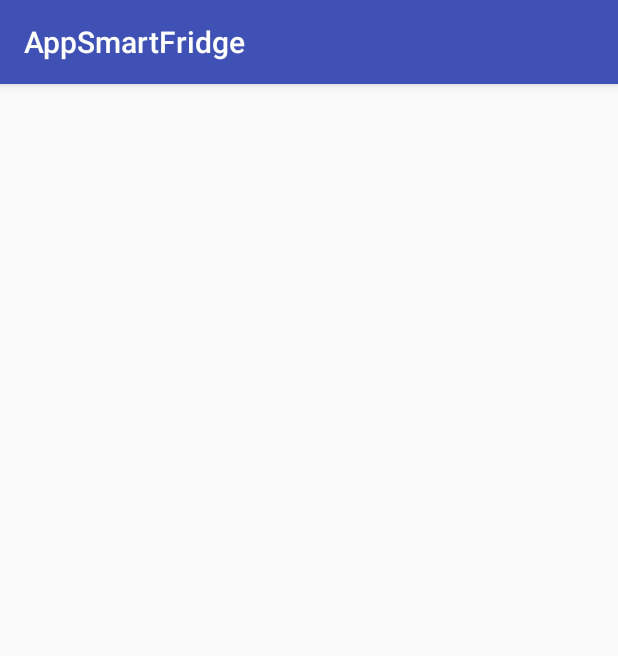
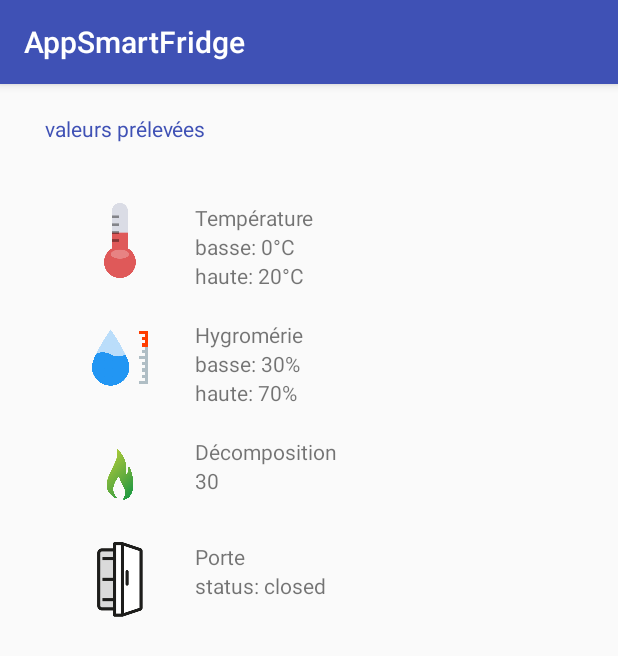
Before and after one commit to boucara/androidSmartfridge, an Android app: the ActivityCaracteristiques screen opened directly, with no data from a screen before it, on a phone screen of 412 x 824 dp. Shown: the top 656 px of the screen. Run offline under Robolectric (Android 15) with nearby library versions, the phone set to English and light mode, and no system bars.

Commit message:
carastéristique activity

```diff
--- a/app/build.gradle
+++ b/app/build.gradle
@@ -27,10 +27,10 @@ dependencies {
     androidTestCompile('com.android.support.test.espresso:espresso-core:2.2.2', {
         exclude group: 'com.android.support', module: 'support-annotations'
     })
+
     compile 'com.android.support:appcompat-v7:25.3.1'
     compile 'com.android.support.constraint:constraint-layout:1.0.2'
     compile 'com.android.support:design:25.3.1'
-
     compile 'com.squareup.retrofit2:retrofit:2.2.0'
     compile 'com.squareup.retrofit2:converter-gson:2.2.0'
     compile 'com.yahoo.mobile.client.android.util.rangeseekbar:rangeseekbar-library:0.1.0'
--- a/app/src/main/AndroidManifest.xml
+++ b/app/src/main/AndroidManifest.xml
@@ -4,6 +4,7 @@
 
     <uses-permission android:name="android.permission.INTERNET" />
     <uses-permission android:name="android.permission.ACCESS_NETWORK_STATE" />
+
     <application
         android:allowBackup="true"
         android:icon="@mipmap/ic_launcher"
@@ -43,8 +44,8 @@
         <activity android:name=".ActivityDecomposition" />
         <activity android:name=".ActivityPorte" />
         <activity android:name=".ActivityPeremption" />
-        <activity android:name=".ActivityHygrometrie"></activity>
+        <activity android:name=".ActivityHygrometrie" />
+        <activity android:name=".utils.ActivityDashboard"></activity>
     </application>
 
-
 </manifest>
--- /dev/null
+++ b/app/src/main/java/com/mbds/appsmartfridge/utils/ActivityDashboard.java
@@ -0,0 +1,15 @@
+package com.mbds.appsmartfridge.utils;
+
+import android.support.v7.app.AppCompatActivity;
+import android.os.Bundle;
+
+import com.mbds.appsmartfridge.R;
+
+public class ActivityDashboard extends AppCompatActivity {
+
+    @Override
+    protected void onCreate(Bundle savedInstanceState) {
+        super.onCreate(savedInstanceState);
+        setContentView(R.layout.activity_dashboard);
+    }
+}
--- a/app/src/main/res/layout/activity_caracteristiques.xml
+++ b/app/src/main/res/layout/activity_caracteristiques.xml
@@ -1,9 +1,134 @@
 <?xml version="1.0" encoding="utf-8"?>
-<android.support.constraint.ConstraintLayout xmlns:android="http://schemas.android.com/apk/res/android"
+<LinearLayout xmlns:android="http://schemas.android.com/apk/res/android"
     xmlns:app="http://schemas.android.com/apk/res-auto"
     xmlns:tools="http://schemas.android.com/tools"
     android:layout_width="match_parent"
     android:layout_height="match_parent"
-    tools:context="com.mbds.appsmartfridge.ActivityCaracteristiques">
+    tools:context="com.mbds.appsmartfridge.ActivityCaracteristiques"
+    android:orientation="vertical"
+    android:layout_marginLeft="30dp"
+    android:layout_marginRight="30dp">
 
-</android.support.constraint.ConstraintLayout>
+    <TextView
+        android:layout_width="wrap_content"
+        android:layout_height="wrap_content"
+        android:text="valeurs prélevées"
+        android:textColor="@color/colorPrimary"
+        android:layout_marginTop="20dp"/>
+    <LinearLayout
+        android:layout_width="wrap_content"
+        android:layout_height="wrap_content"
+        android:orientation="horizontal"
+        android:layout_marginTop="40dp">
+        <ImageView
+            android:layout_width="100dp"
+            android:layout_height="50dp"
+            android:src="@drawable/temp"/>
+        <LinearLayout
+            android:layout_width="wrap_content"
+            android:layout_height="wrap_content"
+            android:orientation="vertical">
+            <TextView
+                android:layout_width="wrap_content"
+                android:layout_height="wrap_content"
+                android:text="Température"
+                />
+            <TextView
+                android:layout_width="wrap_content"
+                android:layout_height="wrap_content"
+                android:text="basse: 0°C"/>
+            <TextView
+                android:layout_width="wrap_content"
+                android:layout_height="wrap_content"
+                android:text="haute: 20°C"/>
+        </LinearLayout>
+
+
+    </LinearLayout>
+    <LinearLayout
+        android:layout_width="wrap_content"
+        android:layout_height="wrap_content"
+        android:orientation="horizontal"
+        android:layout_marginTop="20dp">
+        <ImageView
+            android:layout_width="100dp"
+            android:layout_height="50dp"
+            android:src="@drawable/hygrometer"/>
+        <LinearLayout
+            android:layout_width="wrap_content"
+            android:layout_height="wrap_content"
+            android:orientation="vertical">
+            <TextView
+                android:layout_width="wrap_content"
+                android:layout_height="wrap_content"
+                android:text="Hygromérie"
+                />
+            <TextView
+                android:layout_width="wrap_content"
+                android:layout_height="wrap_content"
+                android:text="basse: 30%"/>
+            <TextView
+                android:layout_width="wrap_content"
+                android:layout_height="wrap_content"
+                android:text="haute: 70%"/>
+        </LinearLayout>
+
+    </LinearLayout>
+    <LinearLayout
+        android:layout_width="wrap_content"
+        android:layout_height="wrap_content"
+        android:orientation="horizontal"
+        android:layout_marginTop="20dp">
+        <ImageView
+            android:layout_width="100dp"
+            android:layout_height="50dp"
+            android:src="@drawable/gas"/>
+        <LinearLayout
+            android:layout_width="wrap_content"
+            android:layout_height="wrap_content"
+            android:orientation="vertical">
+            <TextView
+                android:layout_width="wrap_content"
+                android:layout_height="wrap_content"
+                android:text="Décomposition"
+                />
+            <TextView
+                android:layout_width="wrap_content"
+                android:layout_height="wrap_content"
+                android:text="30"/>
+        </LinearLayout>
+
+    </LinearLayout>
+
+
+    <LinearLayout
+        android:layout_width="wrap_content"
+        android:layout_height="wrap_content"
+        android:orientation="horizontal"
+        android:layout_marginTop="20dp">
+        <ImageView
+            android:layout_width="100dp"
+            android:layout_height="50dp"
+            android:src="@drawable/porte"/>
+        <LinearLayout
+            android:layout_width="wrap_content"
+            android:layout_height="wrap_content"
+            android:orientation="vertical">
+            <TextView
+                android:layout_width="wrap_content"
+                android:layout_height="wrap_content"
+                android:text="Porte"
+                />
+            <TextView
+                android:layout_width="wrap_content"
+                android:layout_height="wrap_content"
+                android:text="status: closed"/>
+
+        </LinearLayout>
+
+    </LinearLayout>
+
+
+
+
+</LinearLayout>
--- /dev/null
+++ b/app/src/main/res/layout/activity_dashboard.xml
@@ -0,0 +1,15 @@
+<?xml version="1.0" encoding="utf-8"?>
+<LinearLayout xmlns:android="http://schemas.android.com/apk/res/android"
+    xmlns:app="http://schemas.android.com/apk/res-auto"
+    xmlns:tools="http://schemas.android.com/tools"
+    android:layout_width="match_parent"
+    android:layout_height="match_parent"
+    tools:context="com.mbds.appsmartfridge.utils.ActivityDashboard"
+    android:orientation="vertical"
+    android:layout_marginLeft="30dp"
+    android:layout_marginRight="30dp">
+
+
+
+
+</LinearLayout>
--- a/app/src/main/res/layout/activity_frigo.xml
+++ b/app/src/main/res/layout/activity_frigo.xml
@@ -164,6 +164,8 @@
             android:layout_width="match_parent"
             android:layout_height="wrap_content"
             android:text="Produits" />
+
+
     </LinearLayout>
 </LinearLayout>
 
--- a/build.gradle
+++ b/build.gradle
@@ -5,7 +5,7 @@ buildscript {
         jcenter()
     }
     dependencies {
-        classpath 'com.android.tools.build:gradle:3.0.1'
+        classpath 'com.android.tools.build:gradle:2.3.3'
 
         // NOTE: Do not place your application dependencies here; they belong
         // in the individual module build.gradle files
```
Also changed, not shown: app/src/main/res/drawable/dashboard.png (added), app/src/main/res/drawable/gas.png (added), app/src/main/res/drawable/gaz.png (added), app/src/main/res/drawable/hygrometer.png (added), app/src/main/res/drawable/porte.png (added), app/src/main/res/drawable/temp.png (added).
